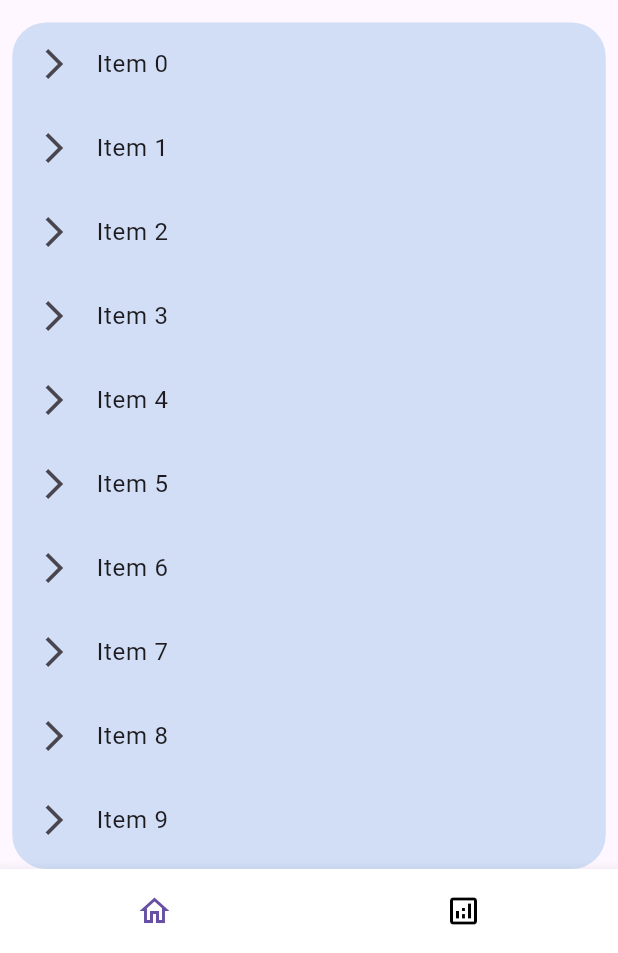
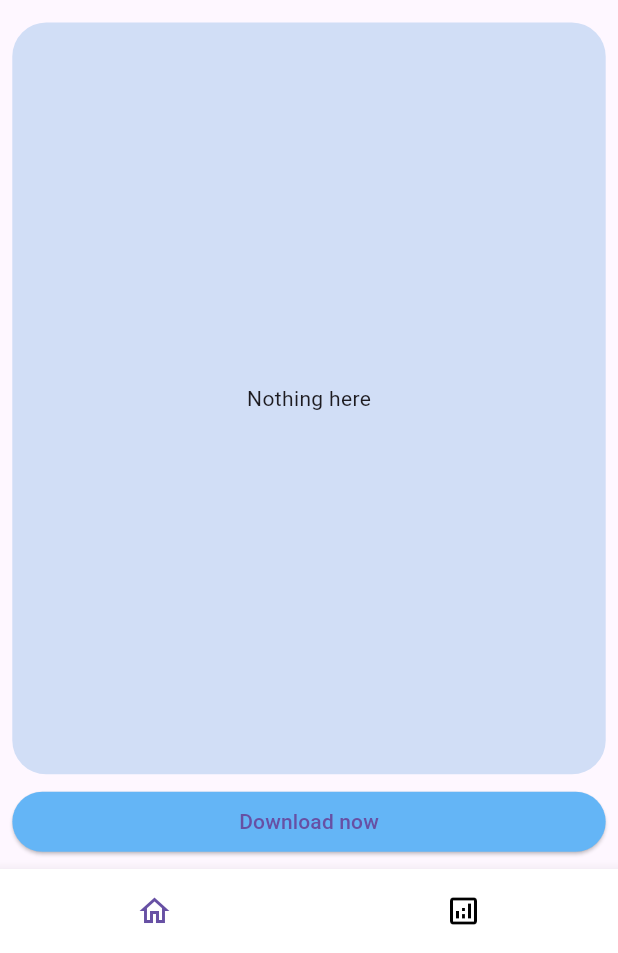
Before and after one commit to piotr-ciuba/F1_mobile_frontend_demo, a Flutter app: the screen it shows after launch, on a phone screen of 412 x 824 dp, the part 283-1236 px from its top. Run offline on Flutter 3.47's test engine with Material 3 defaults, Android fonts, the phone set to English and light mode, and no system bars; drawn by our look-alikes of animated_bottom_navigation_bar; our stand-ins replace dio, equatable, flutter_bloc, flutter_screenutil, flutter_svg, freezed_annotation and 3 more; generated files the repository leaves out were written again.

Commit message:
F1 details page rebuilt

```diff
--- a/lib/view/pages/f1_details_page.dart
+++ b/lib/view/pages/f1_details_page.dart
@@ -3,6 +3,8 @@ import 'package:f1_mobile_frontend_demo/common/sizes.dart';
 import 'package:f1_mobile_frontend_demo/common/spacings.dart';
 import 'package:f1_mobile_frontend_demo/core/blocs/f1/f1_bloc.dart';
 import 'package:f1_mobile_frontend_demo/core/utils/app_image_factory.dart';
+import 'package:f1_mobile_frontend_demo/core/utils/url_launcher.dart';
+import 'package:f1_mobile_frontend_demo/extensions/logic/localized_context.dart';
 import 'package:f1_mobile_frontend_demo/models/race/race.dart';
 import 'package:flutter/material.dart';
 import 'package:flutter_bloc/flutter_bloc.dart';
@@ -16,15 +18,29 @@ class F1DetailsPage extends StatelessWidget {
     return SafeArea(
       child: Column(
         children: [
-          Center(
+          _buildF1Logo(),
+          SizedBox(height: 16.h),
+          _buildRaceListView(),
+          SizedBox(height: 8.h),
+          _buildLoadMoreButton(context),
+          SizedBox(height: 8.h),
+        ],
+      ),
+    );
+  }
+
+  Widget _buildF1Logo() {
+    return Center(
       child: SizedBox(
         width: 200.w,
         height: 200.h,
         child: AppImageFactory.svgF1Logo(),
       ),
-          ),
-          SizedBox(height: 16.h),
-          Expanded(
+    );
+  }
+
+  Widget _buildRaceListView() {
+    return Expanded(
       child: Padding(
         padding: EdgeInsets.symmetric(
           horizontal: horizontalSmallSpacing,
@@ -40,32 +56,92 @@ class F1DetailsPage extends StatelessWidget {
                 context.watch<F1Bloc>().state.mrData?.raceTable?.races;
             final int pageLimit = context.watch<F1Bloc>().state.pageSize;
 
-                  return _f1RacesListView(races, pageLimit, f1Bloc);
+            return _buildF1RacesListView(races, pageLimit, f1Bloc, context);
           }),
         ),
-            ),
-          ),
-        ],
       ),
     );
   }
 
-  ListView _f1RacesListView(List<Race>? races, int pageLimit, F1Bloc f1Bloc) {
-    return ListView.builder(
-      itemCount: races != null ? races.length : pageLimit,
-      itemBuilder: (context, index) {
-        return ListTile(
-          title: races != null
-              ? Text(races[index].raceName ?? '')
-              : Text('Item $index'),
-          leading: GestureDetector(
-            onTap: () async {
-              f1Bloc.add(
-                FetchF1RacesEvent(pageLimit: pageLimit),
+  Widget _buildLoadMoreButton(BuildContext context) {
+    final int currentLength =
+        context.read<F1Bloc>().state.mrData?.raceTable?.races?.length ?? 0;
+
+    return Container(
+      padding: EdgeInsets.symmetric(
+        horizontal: horizontalSmallSpacing,
+      ),
+      child: SizedBox(
+        width: double.infinity,
+        child: ElevatedButton(
+          style: ButtonStyle(
+            backgroundColor: WidgetStatePropertyAll(AppColors.primaryBlue400),
+          ),
+          onPressed: () {
+            context.read<F1Bloc>().add(
+                  FetchF1RacesEvent(
+                    pageLimit: context.read<F1Bloc>().state.pageSize,
+                    offset: currentLength,
+                  ),
                 );
           },
-            child: const Icon(Icons.arrow_forward_ios),
+          child: currentLength == 0
+              ? Text(context.loc.downloadNow)
+              : Text(context.loc.loadMore),
         ),
+      ),
+    );
+  }
+
+  Widget _buildF1RacesListView(
+    List<Race>? races,
+    int pageLimit,
+    F1Bloc f1Bloc,
+    BuildContext context,
+  ) {
+    final int itemCount = races != null ? races.length : 0;
+
+    if (itemCount == 0) {
+      return Center(
+        child: Text(context.loc.nothingHere),
+      );
+    }
+
+    return ListView.builder(
+      physics: const BouncingScrollPhysics(),
+      itemCount: itemCount,
+      itemBuilder: (context, index) {
+        final Race? race = races?[index];
+
+        return Column(
+          children: [
+            ListTile(
+              title: Text(race?.raceName ?? ''),
+              subtitle: Text(race?.circuit?.circuitName ?? ''),
+              leading: Text(race?.season ?? ''),
+              trailing: GestureDetector(
+                onTap: () => openInAppWebPage(race?.url ?? ''),
+                child: FittedBox(
+                  child: Column(
+                    children: [
+                      SizedBox(
+                        height: 30.h,
+                        width: 30.h,
+                        child: AppImageFactory.imageWikipediaLogo,
+                      ),
+                      Text('Wiki'),
+                    ],
+                  ),
+                ),
+              ),
+            ),
+            Padding(
+              padding: EdgeInsets.symmetric(
+                horizontal: horizontalMediumSpacing,
+              ),
+              child: Divider(),
+            ),
+          ],
         );
       },
     );
```
Lines whose indentation alone changed are shown as unchanged.
